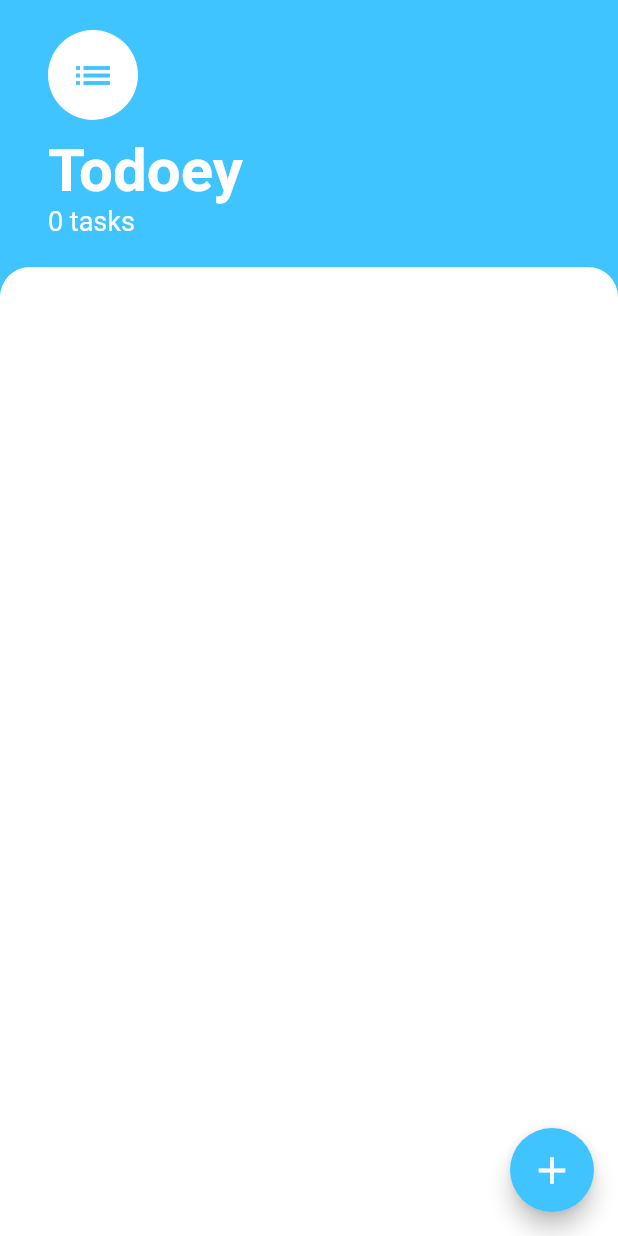
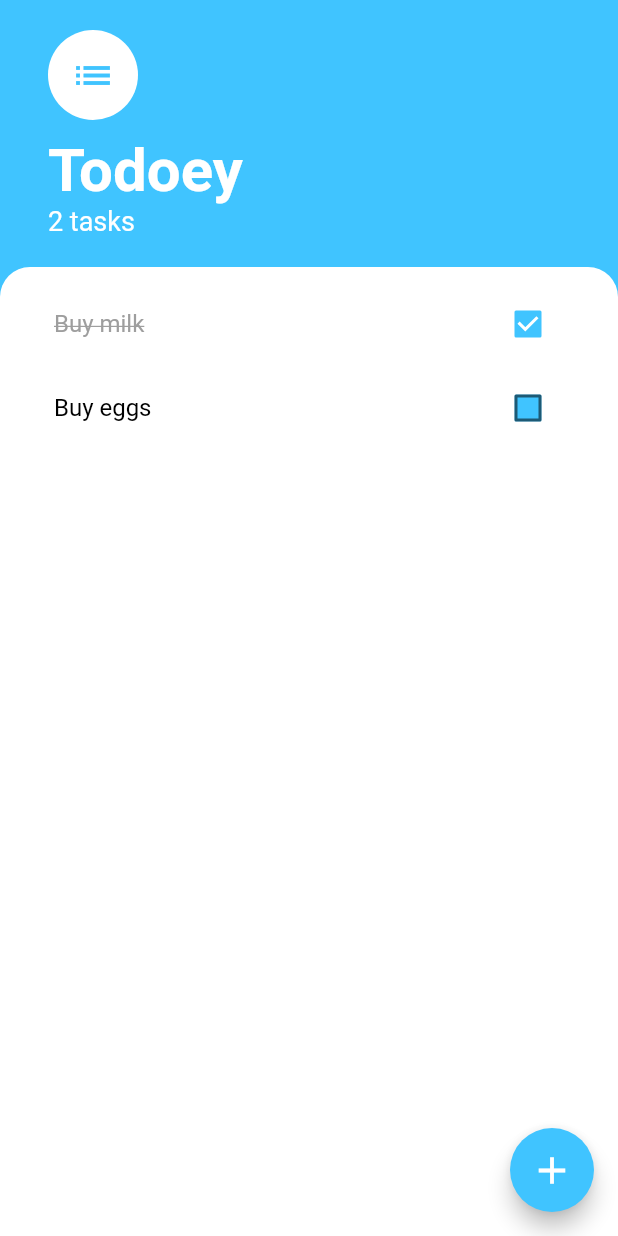
Before and after one commit to Anik7303/flutter-course, a Flutter app: the screen it shows after launch, on a phone screen of 412 x 824 dp. Run offline on Flutter 3.47's test engine with Material 2 defaults, Android fonts, the phone set to English and light mode, and no system bars.

Commit message:
optimizing some code blocks

```diff
--- a/lib/components/tasks_list.dart
+++ b/lib/components/tasks_list.dart
@@ -7,17 +7,15 @@ import 'package:todoey/models/task.dart';
 class TasksList extends StatelessWidget {
   @override
   Widget build(BuildContext context) {
-    return ListView.builder(
+    return Consumer<Data>(
+      builder: (context, data, __) => ListView.builder(
         itemBuilder: (context, index) {
-        Task task = Provider.of<Data>(context).getTask(index: index);
+          Task task = data.getTask(index: index);
           return TaskTile(
             title: task.title,
             checked: task.isDone,
             toggleCheckedState: (checkboxState) {
-            Provider.of<Data>(
-              context,
-              listen: false,
-            ).toggleCheckedState(index: index);
+              data.toggleCheckedState(index: index);
             },
           );
         },
@@ -25,7 +23,8 @@ class TasksList extends StatelessWidget {
           horizontal: 20.0,
           vertical: 10.0,
         ),
-      itemCount: Provider.of<Data>(context).getTasksCount(),
+        itemCount: data.taskCount,
+      ),
     );
   }
 }
--- a/lib/models/data.dart
+++ b/lib/models/data.dart
@@ -1,28 +1,55 @@
+import 'dart:collection';
+
 import 'package:flutter/foundation.dart';
+import 'package:flutter/material.dart';
 import 'package:todoey/models/task.dart';
 
 class Data extends ChangeNotifier {
-  List<Task> _tasks = [];
+  List<Task> _tasks = [
+    Task(title: 'Buy milk', isDone: true),
+    Task(title: 'Buy eggs'),
+  ];
 
-  List<Task> getTasks() {
-    return _tasks;
-  }
+  UnmodifiableListView get tasks => UnmodifiableListView(_tasks);
 
   Task getTask({index}) {
     return _tasks[index];
   }
 
-  int getTasksCount() {
-    return _tasks.length;
-  }
+  // get tasks => _tasks;
 
+  // set tasks(List<Task> updatedTasks) => List.from(updatedTasks);
+
+  // set tasks(List<Task> updatedTasks) {
+  //   _tasks = List.from(updatedTasks);
+  // }
+
+  int get taskCount => _tasks.length;
+
+  // int getTasksCount() {
+  //   return _tasks.length;
+  // }
+
+  // void addTask({title}) {
+  //   _tasks.add(Task(title: title));
+  //   notifyListeners();
+  // }
+  //
+  // void toggleCheckedState({index}) {
+  //   _tasks[index].toggleDone();
+  //   notifyListeners();
+  // }
   void addTask({title}) {
-    _tasks.add(Task(title: title));
+    List<Task> updatedTasks = List.from(_tasks);
+    updatedTasks.add(Task(title: title));
+    _tasks = updatedTasks;
     notifyListeners();
   }
 
   void toggleCheckedState({index}) {
-    _tasks[index].toggleDone();
+    List<Task> updateTasks = List.from(_tasks);
+    updateTasks[index].toggleDone();
+    _tasks = updateTasks;
     notifyListeners();
   }
 }
--- a/lib/screens/tasks.dart
+++ b/lib/screens/tasks.dart
@@ -35,7 +35,7 @@ class TasksScreen extends StatelessWidget {
                     ),
                   ),
                   Text(
-                    '${Provider.of<Data>(context).getTasksCount()} tasks',
+                    '${Provider.of<Data>(context).taskCount} tasks',
                     style: TextStyle(
                       color: Colors.white,
                       fontSize: 18,
```
Also changed, not shown: lib/screens/add_task.dart (+3 -5 lines). Lines whose indentation alone changed are shown as unchanged.
